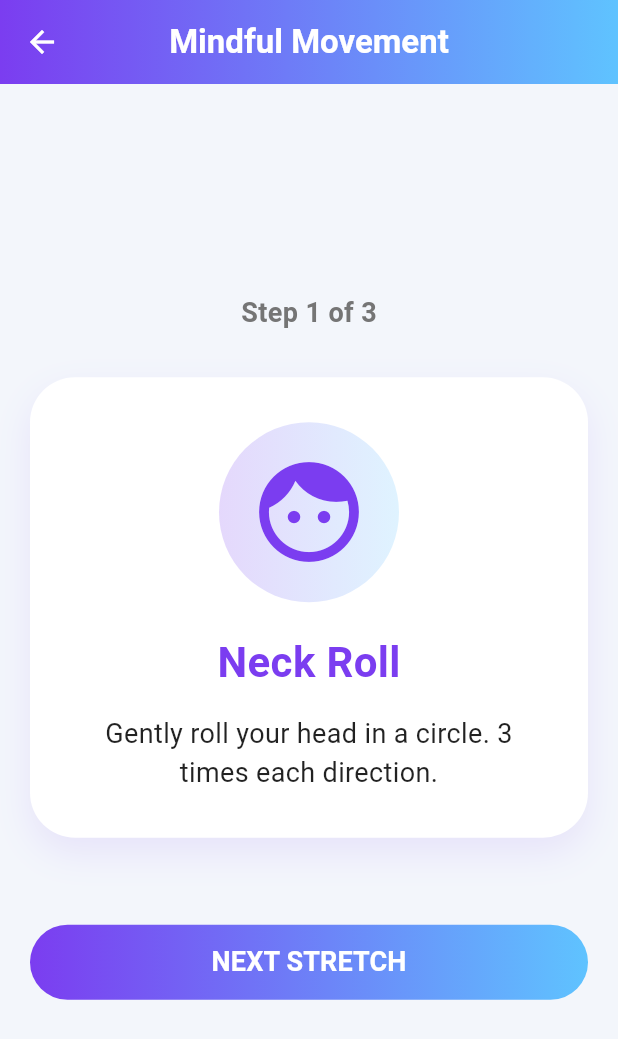
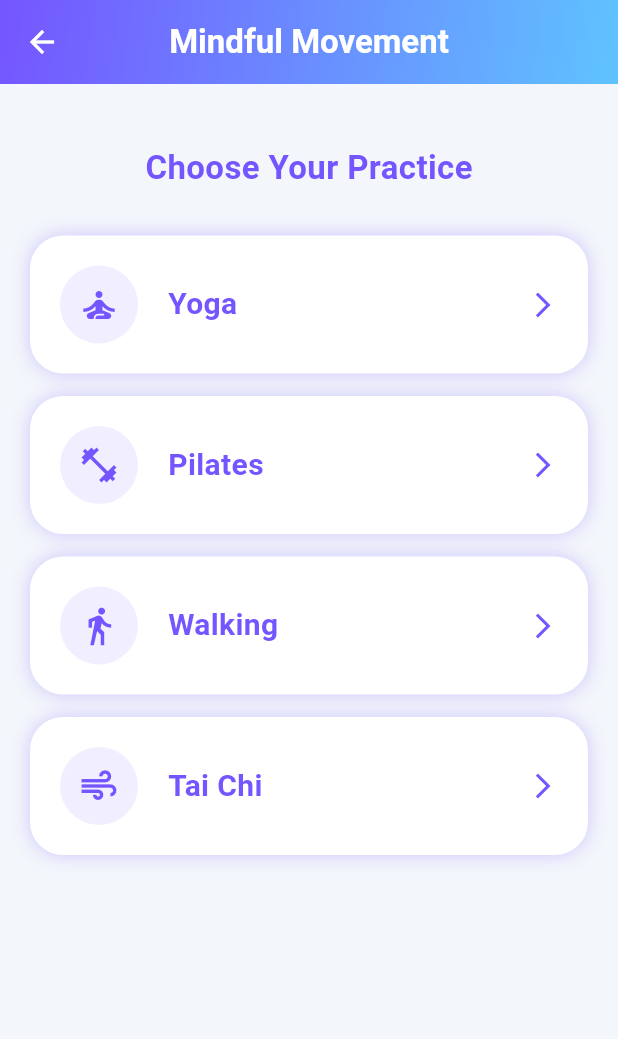
Before and after one commit to kylechang1210-byte/module_mind_health, a Flutter app: the screen it shows after launch, after a tap on an icon or button, on a phone screen of 412 x 824 dp. Shown: the top 1039 px of the screen. Run offline on Flutter 3.47's test engine with Material 3 defaults, Android fonts, the phone set to English and light mode, and no system bars.

Commit message:
therapy version 2 new without database

```diff
--- a/lib/main.dart
+++ b/lib/main.dart
@@ -9,7 +9,7 @@ import 'movement_page.dart';
 void main() {
   runApp(const MyApp());
 }
-//
+
 class MyApp extends StatelessWidget {
   const MyApp({super.key});
 
@@ -20,8 +20,7 @@ class MyApp extends StatelessWidget {
       create: (context) => TherapyModel(),
       child: MaterialApp(
         debugShowCheckedModeBanner: false,
-        theme: ThemeData(primarySwatch: Colors.teal, useMaterial3: true),
-        // Defining routes as per Practical 2
+        theme: ThemeData(primarySwatch: Colors.deepPurple, useMaterial3: true),
         initialRoute: '/',
         routes: {
           '/': (context) => const TherapyPage(),
@@ -57,7 +56,6 @@ class _MyHomePageState extends State<MyHomePage> {
           children: <Widget>[],
         ),
       ),
-      // This trailing comma makes auto-formatting nicer for build methods.
     );
   }
 }
--- a/lib/movement_page.dart
+++ b/lib/movement_page.dart
@@ -2,58 +2,82 @@ import 'package:flutter/material.dart';
 import 'package:provider/provider.dart';
 import 'therapy_model.dart';
 
-class MovementPage extends StatefulWidget {
+final Map<String, List<Map<String, dynamic>>> exerciseData = {
+  'Yoga': [
+    {
+      'title': 'Child\'s Pose',
+      'desc': 'Kneel, sit back on your heels, and fold forward. Rest your forehead on the floor.',
+      'icon': Icons.baby_changing_station
+    },
+    {
+      'title': 'Cat-Cow Flow',
+      'desc': 'On all fours, arch your back up (Cat), then dip your belly down (Cow).',
+      'icon': Icons.waves
+    },
+    {
+      'title': 'Tree Pose',
+      'desc': 'Stand on one leg. Place your other foot on your inner thigh. Hands at heart.',
+      'icon': Icons.nature_people
+    },
+  ],
+  'Pilates': [
+    {
+      'title': 'The Hundred',
+      'desc': 'Lie back, legs lifted. Pump your arms by your sides while breathing rhythmically.',
+      'icon': Icons.timer
+    },
+    {
+      'title': 'Leg Circles',
+      'desc': 'Lie flat. Lift one leg straight up and draw imaginary circles on the ceiling.',
+      'icon': Icons.loop
+    },
+    {
+      'title': 'Spine Stretch',
+      'desc': 'Sit tall with legs wide. Reach your hands forward, rounding your spine.',
+      'icon': Icons.accessibility_new
+    },
+  ],
+  'Walking': [
+    {
+      'title': 'Warm Up',
+      'desc': 'Walk at a comfortable, slow pace for 2 minutes to loosen muscles.',
+      'icon': Icons.directions_walk
+    },
+    {
+      'title': 'Power Walk',
+      'desc': 'Increase speed. Swing your arms and keep your head up.',
+      'icon': Icons.speed
+    },
+    {
+      'title': 'Mindful Cool Down',
+      'desc': 'Slow down. Focus on your breathing and the sounds around you.',
+      'icon': Icons.nature
+    },
+  ],
+  'Tai Chi': [
+    {
+      'title': 'Opening the Gate',
+      'desc': 'Stand tall, feet apart. Slowly float your arms up to shoulder height, then down.',
+      'icon': Icons.expand
+    },
+    {
+      'title': 'Brush Knee',
+      'desc': 'Step forward. Push one palm forward while the other hand "brushes" your knee.',
+      'icon': Icons.swipe
+    },
+    {
+      'title': 'Cloud Hands',
+      'desc': 'Shift weight side to side. Wave hands across your body like floating clouds.',
+      'icon': Icons.cloud
+    },
+  ],
+};
+
+// MINDFUL MOVEMENT MENU
+class MovementPage extends StatelessWidget {
   const MovementPage({super.key});
 
-  @override
-  State<MovementPage> createState() => _MovementPageState();
-}
-
-class _MovementPageState extends State<MovementPage> {
-  // --- Data: List of Stretches ---
-  final List<Map<String, dynamic>> _stretches = [
-    {
-      "title": "Neck Roll",
-      "desc": "Gently roll your head in a circle. 3 times each direction.",
-      "icon": Icons.face,
-    },
-    {
-      "title": "Shoulder Shrug",
-      "desc": "Lift your shoulders up to your ears, hold for 3s, then drop.",
-      "icon": Icons.accessibility_new,
-    },
-    {
-      "title": "Sky Reach",
-      "desc": "Interlock fingers and push your palms up towards the ceiling.",
-      "icon": Icons.pan_tool,
-    },
-  ];
-
-  int _currentStep = 0;
-  bool _isCompleted = false;
-
-  // Colors
-  final Color _purple = const Color(0xff7b3df0);
-  final Color _blue = const Color(0xff5fc3ff);
-
-  void _nextStep() {
-    setState(() {
-      if (_currentStep < _stretches.length - 1) {
-        _currentStep++;
-      } else {
-        _isCompleted = true;
-        // Save to History
-        Provider.of<TherapyModel>(context, listen: false).recordSession('Movement Session');
-      }
-    });
-  }
-
-  void _reset() {
-    setState(() {
-      _currentStep = 0;
-      _isCompleted = false;
-    });
-  }
+  final Color _brandColor = const Color(0xFF7555FF);
 
   @override
   Widget build(BuildContext context) {
@@ -65,7 +89,144 @@ class _MovementPageState extends State<MovementPage> {
         backgroundColor: Colors.transparent,
         flexibleSpace: Container(
           decoration: BoxDecoration(
-            gradient: LinearGradient(colors: [_purple, _blue]),
+            gradient: LinearGradient(
+              colors: [_brandColor, const Color(0xff5fc3ff)],
+              begin: Alignment.topLeft,
+              end: Alignment.bottomRight,
+            ),
+          ),
+        ),
+        foregroundColor: Colors.white,
+        elevation: 0,
+      ),
+      body: Padding(
+        padding: const EdgeInsets.all(20.0),
+        child: Column(
+          children: [
+            const SizedBox(height: 20),
+            Text(
+              "Choose Your Practice",
+              style: TextStyle(
+                fontSize: 22,
+                fontWeight: FontWeight.bold,
+                color: _brandColor,
+              ),
+            ),
+            const SizedBox(height: 30),
+
+            // The Menu Buttons
+            _buildCategoryCard(context, "Yoga", Icons.self_improvement),
+            const SizedBox(height: 15),
+            _buildCategoryCard(context, "Pilates", Icons.fitness_center),
+            const SizedBox(height: 15),
+            _buildCategoryCard(context, "Walking", Icons.directions_walk),
+            const SizedBox(height: 15),
+            _buildCategoryCard(context, "Tai Chi", Icons.air),
+          ],
+        ),
+      ),
+    );
+  }
+
+  Widget _buildCategoryCard(BuildContext context, String title, IconData icon) {
+    return GestureDetector(
+      onTap: () {
+        Navigator.push(
+          context,
+          MaterialPageRoute(
+            builder: (context) => ExerciseGuidePage(
+              categoryName: title,
+              steps: exerciseData[title]!,
+            ),
+          ),
+        );
+      },
+      child: Container(
+        padding: const EdgeInsets.all(20),
+        decoration: BoxDecoration(
+          color: Colors.white,
+          borderRadius: BorderRadius.circular(22),
+          boxShadow: [
+            BoxShadow(
+              color: _brandColor.withValues(alpha: 0.3),
+              blurRadius: 10,
+            ),
+          ],
+        ),
+        child: Row(
+          children: [
+            Container(
+              padding: const EdgeInsets.all(12),
+              decoration: BoxDecoration(
+                color: _brandColor.withValues(alpha: 0.1),
+                shape: BoxShape.circle,
+              ),
+              child: Icon(icon, color: _brandColor, size: 28),
+            ),
+            const SizedBox(width: 20),
+            Text(
+              title,
+              style: TextStyle(
+                fontSize: 20,
+                fontWeight: FontWeight.bold,
+                color: _brandColor,
+              ),
+            ),
+            const Spacer(),
+            Icon(Icons.arrow_forward_ios, color: _brandColor, size: 20),
+          ],
+        ),
+      ),
+    );
+  }
+}
+
+// THE GUIDELINE
+class ExerciseGuidePage extends StatefulWidget {
+  final String categoryName;
+  final List<Map<String, dynamic>> steps;
+
+  const ExerciseGuidePage({
+    super.key,
+    required this.categoryName,
+    required this.steps,
+  });
+
+  @override
+  State<ExerciseGuidePage> createState() => _ExerciseGuidePageState();
+}
+
+class _ExerciseGuidePageState extends State<ExerciseGuidePage> {
+  int _currentStep = 0;
+  bool _isCompleted = false;
+  final Color _brandColor = const Color(0xFF7555FF);
+
+  void _nextStep() {
+    setState(() {
+      if (_currentStep < widget.steps.length - 1) {
+        _currentStep++;
+      } else {
+        _isCompleted = true;
+        // Save to History using Provider
+        Provider.of<TherapyModel>(context, listen: false)
+            .recordSession('${widget.categoryName} Session');
+      }
+    });
+  }
+
+  @override
+  Widget build(BuildContext context) {
+    return Scaffold(
+      backgroundColor: const Color(0xfff3f6fb),
+      appBar: AppBar(
+        title: Text(widget.categoryName, style: const TextStyle(fontWeight: FontWeight.bold)),
+        centerTitle: true,
+        backgroundColor: Colors.transparent,
+        flexibleSpace: Container(
+          decoration: BoxDecoration(
+            gradient: LinearGradient(
+              colors: [_brandColor, const Color(0xff5fc3ff)],
+            ),
           ),
         ),
         foregroundColor: Colors.white,
@@ -78,21 +239,20 @@ class _MovementPageState extends State<MovementPage> {
     );
   }
 
-  // --- Screen 1: The Active Step ---
   Widget _buildStepScreen() {
-    final step = _stretches[_currentStep];
+    final step = widget.steps[_currentStep];
 
-    return Column(
+    return Center(
+      child: Column(
         mainAxisAlignment: MainAxisAlignment.center,
         children: [
-        // Progress Indicator
           Text(
-          "Step ${_currentStep + 1} of ${_stretches.length}",
+            "Step ${_currentStep + 1} of ${widget.steps.length}",
             style: TextStyle(fontSize: 18, color: Colors.grey[600], fontWeight: FontWeight.bold),
           ),
           const SizedBox(height: 30),
 
-        // Large Card for the Stretch
+          // Instruction Card
           Container(
             width: double.infinity,
             padding: const EdgeInsets.all(30),
@@ -101,109 +261,100 @@ class _MovementPageState extends State<MovementPage> {
               borderRadius: BorderRadius.circular(30),
               boxShadow: [
                 BoxShadow(
-                color: _purple.withOpacity(0.1),
+                  color: _brandColor.withValues(alpha: 0.3),
                   blurRadius: 20,
-                offset: const Offset(0, 10),
                 ),
               ],
             ),
             child: Column(
               children: [
-              // Icon Circle
+                // Icon in movement guideline page
                 Container(
                   padding: const EdgeInsets.all(20),
                   decoration: BoxDecoration(
                     shape: BoxShape.circle,
-                  gradient: LinearGradient(colors: [_purple.withOpacity(0.2), _blue.withOpacity(0.2)]),
+                    gradient: LinearGradient(
+                      colors: [_brandColor.withValues(alpha: 0.2), const Color(0xff5fc3ff).withValues(alpha: 0.2)],
                     ),
-                child: Icon(step['icon'], size: 80, color: _purple),
+                  ),
+                  child: Icon(step['icon'], size: 80, color: _brandColor),
                 ),
                 const SizedBox(height: 20),
                 // Title
                 Text(
                   step['title'],
-                style: TextStyle(
-                  fontSize: 28,
-                  fontWeight: FontWeight.bold,
-                  color: _purple,
-                ),
+                  textAlign: TextAlign.center,
+                  style: TextStyle(fontSize: 26, fontWeight: FontWeight.bold, color: _brandColor),
                 ),
                 const SizedBox(height: 15),
                 // Description
                 Text(
                   step['desc'],
                   textAlign: TextAlign.center,
-                style: const TextStyle(fontSize: 18, color: Colors.black87),
+                  style: const TextStyle(fontSize: 18, color: Colors.black87, height: 1.5),
                 ),
               ],
             ),
           ),
-
           const SizedBox(height: 40),
 
-        // "Next" Button
+          // Next Button
           SizedBox(
-          width: double.infinity,
+            width: 200,
+            height: 60,
             child: ElevatedButton(
               style: ElevatedButton.styleFrom(
-              padding: const EdgeInsets.symmetric(vertical: 18),
-              backgroundColor: Colors.transparent, // Transparent to show gradient
-              shadowColor: Colors.transparent,
-              shape: RoundedRectangleBorder(borderRadius: BorderRadius.circular(30)),
+                backgroundColor: _brandColor,
+                foregroundColor: Colors.white,
+                shape: RoundedRectangleBorder(
+                  borderRadius: BorderRadius.circular(22),
+                ),
+                elevation: 5,
               ),
               onPressed: _nextStep,
-            child: Ink(
-              decoration: BoxDecoration(
-                gradient: LinearGradient(colors: [_purple, _blue]),
-                borderRadius: BorderRadius.circular(30),
-              ),
-              child: Container(
-                alignment: Alignment.center,
-                constraints: const BoxConstraints(minHeight: 50),
               child: const Text(
-                  "NEXT STRETCH",
-                  style: TextStyle(fontSize: 18, fontWeight: FontWeight.bold, color: Colors.white),
-                ),
-              ),
+                "NEXT STEP",
+                style: TextStyle(fontSize: 18, fontWeight: FontWeight.bold),
               ),
             ),
           ),
         ],
+      ),
     );
   }
 
-  // --- Screen 2: Completion ---
   Widget _buildCompletionScreen() {
     return Center(
       child: Column(
         mainAxisAlignment: MainAxisAlignment.center,
         children: [
-          const Icon(Icons.check_circle, size: 100, color: Colors.green),
+          const Icon(Icons.check_circle_rounded, size: 100, color: Colors.green),
           const SizedBox(height: 20),
           Text(
             "Session Complete!",
-            style: TextStyle(fontSize: 28, fontWeight: FontWeight.bold, color: _purple),
+            style: TextStyle(fontSize: 28, fontWeight: FontWeight.bold, color: _brandColor),
           ),
           const SizedBox(height: 10),
-          const Text("Great job taking care of your body.", style: TextStyle(fontSize: 16, color: Colors.grey)),
+          Text(
+            "You've finished your ${widget.categoryName} practice.",
+            textAlign: TextAlign.center,
+            style: const TextStyle(fontSize: 16, color: Colors.grey),
+          ),
           const SizedBox(height: 40),
 
-          ElevatedButton(
+          SizedBox(
+            width: 200,
+            height: 60,
+            child: ElevatedButton(
               style: ElevatedButton.styleFrom(
-              backgroundColor: _purple,
+                backgroundColor: _brandColor,
                 foregroundColor: Colors.white,
-              padding: const EdgeInsets.symmetric(horizontal: 40, vertical: 15),
-              shape: RoundedRectangleBorder(borderRadius: BorderRadius.circular(30)),
+                shape: RoundedRectangleBorder(borderRadius: BorderRadius.circular(22)),
               ),
-            onPressed: () {
-              Navigator.pop(context); // Go back to Dashboard
-            },
-            child: const Text("FINISH", style: TextStyle(fontWeight: FontWeight.bold)),
+              onPressed: () => Navigator.pop(context),
+              child: const Text("FINISH", style: TextStyle(fontSize: 18, fontWeight: FontWeight.bold)),
             ),
-          TextButton(
-            onPressed: _reset,
-            child: const Text("Do it again"),
-          )
+          ),
         ],
       ),
     );
--- a/lib/therapy_page.dart
+++ b/lib/therapy_page.dart
@@ -43,7 +43,7 @@ class TherapyPage extends StatelessWidget {
 
             const SizedBox(height: 16),
 
-            // Tool 3: Movement
+            // Tool 3: Mindful Movement
             _buildTherapyCard(
               context: context,
               title: 'Mindful\nMovement',
@@ -68,7 +68,6 @@ class TherapyPage extends StatelessWidget {
         height: 110,
         decoration: BoxDecoration(
           borderRadius: BorderRadius.circular(20),
-          // Exact Gradient from teammate's code
           gradient: const LinearGradient(
             colors: [Color(0xff7b3df0), Color(0xff5fc3ff)],
             begin: Alignment.topLeft,
@@ -76,9 +75,9 @@ class TherapyPage extends StatelessWidget {
           ),
           boxShadow: [
             BoxShadow(
-              color: const Color(0xff7b3df0).withOpacity(0.3),
+              color: const Color(0xff7b3df0).withValues(alpha: 0.5),
               blurRadius: 8,
-              offset: const Offset(0, 4),
+              offset: const Offset(0, 5),
             ),
           ],
         ),
```
Also changed, not shown: lib/breathing_page.dart (+31 -18 lines), lib/healing_music_page.dart (+82 -53 lines). Lines whose indentation alone changed are shown as unchanged.
